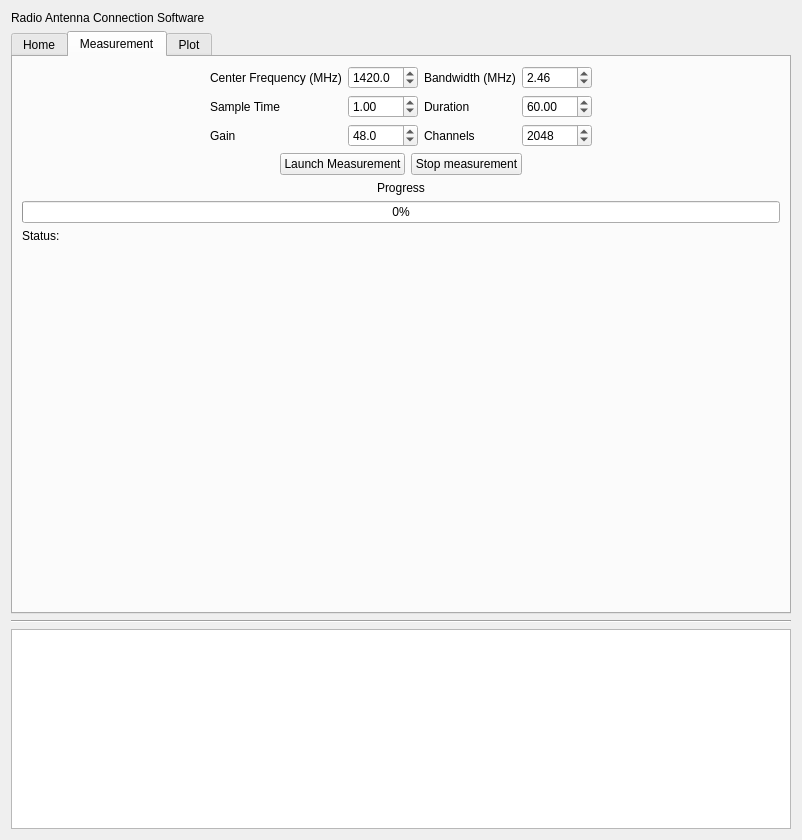
This is GUI/formMainClient.ui in EPF-Ground-Station/VEGA_SRT as Qt 5 draws it before an edit. The edited form follows.
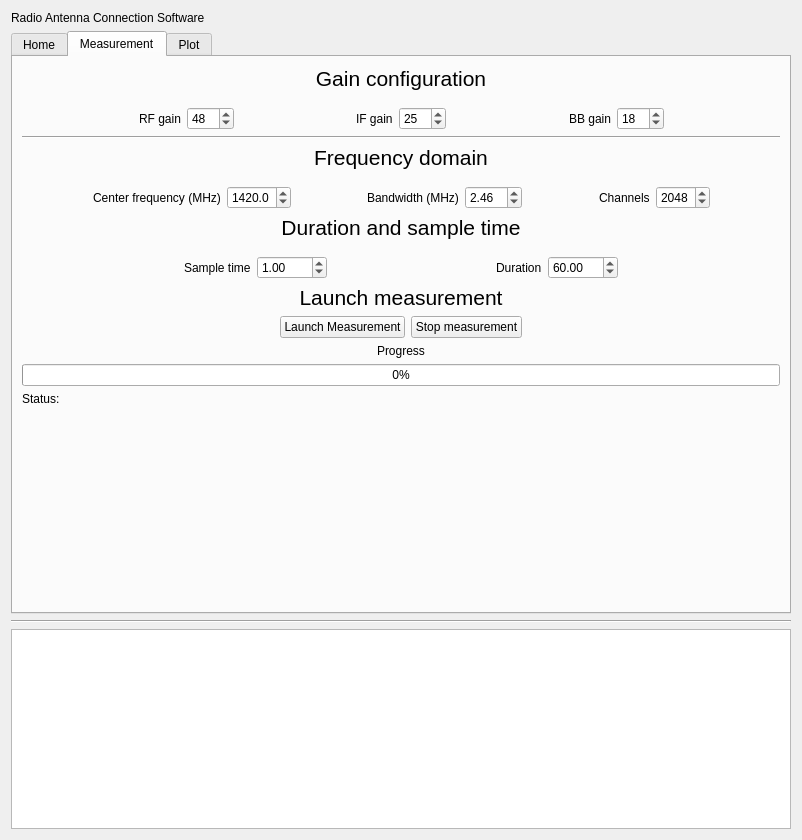
This is the edited form. The open tabs and pages were chosen to show the change.

Commit message: Updated client GUI for measurements.

The edit to the form file:
```diff
--- a/GUI/formMainClient.ui
+++ b/GUI/formMainClient.ui
@@ -949,12 +949,22 @@
       </attribute>
       <layout class="QVBoxLayout" name="verticalLayout_4">
        <item>
-        <layout class="QGridLayout" name="gridLayout_2">
-         <property name="sizeConstraint">
-          <enum>QLayout::SetMinimumSize</enum>
+        <widget class="QLabel" name="label_19">
+         <property name="text">
+          <string>&lt;html&gt;&lt;head/&gt;&lt;body&gt;&lt;p&gt;&lt;span style=&quot; font-size:16pt;&quot;&gt;Gain configuration&lt;/span&gt;&lt;/p&gt;&lt;/body&gt;&lt;/html&gt;</string>
          </property>
-         <item row="0" column="0">
-          <spacer name="horizontalSpacer_6">
+         <property name="alignment">
+          <set>Qt::AlignCenter</set>
+         </property>
+        </widget>
+       </item>
+       <item>
+        <layout class="QHBoxLayout" name="horizontalLayout_13">
+         <property name="topMargin">
+          <number>10</number>
+         </property>
+         <item>
+          <spacer name="horizontalSpacer_16">
            <property name="orientation">
             <enum>Qt::Horizontal</enum>
            </property>
@@ -966,7 +976,170 @@
            </property>
           </spacer>
          </item>
-         <item row="0" column="1">
+         <item>
+          <widget class="QLabel" name="label_9">
+           <property name="maximumSize">
+            <size>
+             <width>10000</width>
+             <height>16777215</height>
+            </size>
+           </property>
+           <property name="text">
+            <string>RF gain</string>
+           </property>
+          </widget>
+         </item>
+         <item>
+          <widget class="QDoubleSpinBox" name="doubleSpinBox_rfgain">
+           <property name="maximumSize">
+            <size>
+             <width>70</width>
+             <height>16777215</height>
+            </size>
+           </property>
+           <property name="decimals">
+            <number>0</number>
+           </property>
+           <property name="value">
+            <double>48.000000000000000</double>
+           </property>
+          </widget>
+         </item>
+         <item>
+          <spacer name="horizontalSpacer_14">
+           <property name="orientation">
+            <enum>Qt::Horizontal</enum>
+           </property>
+           <property name="sizeHint" stdset="0">
+            <size>
+             <width>40</width>
+             <height>20</height>
+            </size>
+           </property>
+          </spacer>
+         </item>
+         <item>
+          <widget class="QLabel" name="label_20">
+           <property name="maximumSize">
+            <size>
+             <width>10000</width>
+             <height>16777215</height>
+            </size>
+           </property>
+           <property name="text">
+            <string>IF gain</string>
+           </property>
+          </widget>
+         </item>
+         <item>
+          <widget class="QDoubleSpinBox" name="doubleSpinBox_ifgain">
+           <property name="maximumSize">
+            <size>
+             <width>70</width>
+             <height>16777215</height>
+            </size>
+           </property>
+           <property name="decimals">
+            <number>0</number>
+           </property>
+           <property name="value">
+            <double>25.000000000000000</double>
+           </property>
+          </widget>
+         </item>
+         <item>
+          <spacer name="horizontalSpacer_15">
+           <property name="orientation">
+            <enum>Qt::Horizontal</enum>
+           </property>
+           <property name="sizeHint" stdset="0">
+            <size>
+             <width>40</width>
+             <height>20</height>
+            </size>
+           </property>
+          </spacer>
+         </item>
+         <item>
+          <widget class="QLabel" name="label_21">
+           <property name="maximumSize">
+            <size>
+             <width>10000</width>
+             <height>16777215</height>
+            </size>
+           </property>
+           <property name="text">
+            <string>BB gain</string>
+           </property>
+          </widget>
+         </item>
+         <item>
+          <widget class="QDoubleSpinBox" name="doubleSpinBox_bbgain">
+           <property name="maximumSize">
+            <size>
+             <width>70</width>
+             <height>16777215</height>
+            </size>
+           </property>
+           <property name="decimals">
+            <number>0</number>
+           </property>
+           <property name="value">
+            <double>18.000000000000000</double>
+           </property>
+          </widget>
+         </item>
+         <item>
+          <spacer name="horizontalSpacer_17">
+           <property name="orientation">
+            <enum>Qt::Horizontal</enum>
+           </property>
+           <property name="sizeHint" stdset="0">
+            <size>
+             <width>40</width>
+             <height>20</height>
+            </size>
+           </property>
+          </spacer>
+         </item>
+        </layout>
+       </item>
+       <item>
+        <widget class="Line" name="line_9">
+         <property name="orientation">
+          <enum>Qt::Horizontal</enum>
+         </property>
+        </widget>
+       </item>
+       <item>
+        <widget class="QLabel" name="label_22">
+         <property name="text">
+          <string>&lt;html&gt;&lt;head/&gt;&lt;body&gt;&lt;p&gt;&lt;span style=&quot; font-size:16pt;&quot;&gt;Frequency domain&lt;/span&gt;&lt;/p&gt;&lt;/body&gt;&lt;/html&gt;</string>
+         </property>
+         <property name="alignment">
+          <set>Qt::AlignCenter</set>
+         </property>
+        </widget>
+       </item>
+       <item>
+        <layout class="QHBoxLayout" name="horizontalLayout_14">
+         <property name="topMargin">
+          <number>10</number>
+         </property>
+         <item>
+          <spacer name="horizontalSpacer_18">
+           <property name="orientation">
+            <enum>Qt::Horizontal</enum>
+           </property>
+           <property name="sizeHint" stdset="0">
+            <size>
+             <width>40</width>
+             <height>20</height>
+            </size>
+           </property>
+          </spacer>
+         </item>
+         <item>
           <widget class="QLabel" name="label_3">
            <property name="minimumSize">
             <size>
@@ -981,11 +1154,49 @@
             </size>
            </property>
            <property name="text">
-            <string>Center Frequency (MHz)</string>
+            <string>Center frequency (MHz)</string>
            </property>
           </widget>
          </item>
-         <item row="0" column="3">
+         <item>
+          <widget class="QDoubleSpinBox" name="doubleSpinBox_centerFreq">
+           <property name="minimumSize">
+            <size>
+             <width>0</width>
+             <height>21</height>
+            </size>
+           </property>
+           <property name="maximumSize">
+            <size>
+             <width>70</width>
+             <height>16777215</height>
+            </size>
+           </property>
+           <property name="decimals">
+            <number>1</number>
+           </property>
+           <property name="maximum">
+            <double>2000.000000000000000</double>
+           </property>
+           <property name="value">
+            <double>1420.000000000000000</double>
+           </property>
+          </widget>
+         </item>
+         <item>
+          <spacer name="horizontalSpacer_19">
+           <property name="orientation">
+            <enum>Qt::Horizontal</enum>
+           </property>
+           <property name="sizeHint" stdset="0">
+            <size>
+             <width>40</width>
+             <height>20</height>
+            </size>
+           </property>
+          </spacer>
+         </item>
+         <item>
           <widget class="QLabel" name="label_5">
            <property name="minimumSize">
             <size>
@@ -1004,52 +1215,7 @@
            </property>
           </widget>
          </item>
-         <item row="1" column="3">
-          <widget class="QLabel" name="label_8">
-           <property name="maximumSize">
-            <size>
-             <width>10000</width>
-             <height>16777215</height>
-            </size>
-           </property>
-           <property name="text">
-            <string>Duration</string>
-           </property>
-          </widget>
-         </item>
-         <item row="1" column="4">
-          <widget class="QDoubleSpinBox" name="doubleSpinBox_duration">
-           <property name="maximumSize">
-            <size>
-             <width>70</width>
-             <height>16777215</height>
-            </size>
-           </property>
-           <property name="maximum">
-            <double>3600.000000000000000</double>
-           </property>
-           <property name="value">
-            <double>60.000000000000000</double>
-           </property>
-          </widget>
-         </item>
-         <item row="1" column="2">
-          <widget class="QDoubleSpinBox" name="doubleSpinBox_tsample">
-           <property name="maximumSize">
-            <size>
-             <width>70</width>
-             <height>16777215</height>
-            </size>
-           </property>
-           <property name="maximum">
-            <double>3600.000000000000000</double>
-           </property>
-           <property name="value">
-            <double>1.000000000000000</double>
-           </property>
-          </widget>
-         </item>
-         <item row="0" column="4">
+         <item>
           <widget class="QDoubleSpinBox" name="doubleSpinBox_Bandwidth">
            <property name="minimumSize">
             <size>
@@ -1071,8 +1237,8 @@
            </property>
           </widget>
          </item>
-         <item row="0" column="5">
-          <spacer name="horizontalSpacer_5">
+         <item>
+          <spacer name="horizontalSpacer_20">
            <property name="orientation">
             <enum>Qt::Horizontal</enum>
            </property>
@@ -1084,20 +1250,7 @@
            </property>
           </spacer>
          </item>
-         <item row="1" column="1">
-          <widget class="QLabel" name="label_7">
-           <property name="maximumSize">
-            <size>
-             <width>10000</width>
-             <height>16777215</height>
-            </size>
-           </property>
-           <property name="text">
-            <string>Sample Time</string>
-           </property>
-          </widget>
-         </item>
-         <item row="2" column="3">
+         <item>
           <widget class="QLabel" name="label_10">
            <property name="maximumSize">
             <size>
@@ -1110,36 +1263,7 @@
            </property>
           </widget>
          </item>
-         <item row="2" column="1">
-          <widget class="QLabel" name="label_9">
-           <property name="maximumSize">
-            <size>
-             <width>10000</width>
-             <height>16777215</height>
-            </size>
-           </property>
-           <property name="text">
-            <string>Gain</string>
-           </property>
-          </widget>
-         </item>
-         <item row="2" column="2">
-          <widget class="QDoubleSpinBox" name="doubleSpinBox_gain">
-           <property name="maximumSize">
-            <size>
-             <width>70</width>
-             <height>16777215</height>
-            </size>
-           </property>
-           <property name="decimals">
-            <number>1</number>
-           </property>
-           <property name="value">
-            <double>48.000000000000000</double>
-           </property>
-          </widget>
-         </item>
-         <item row="2" column="4">
+         <item>
           <widget class="QSpinBox" name="spinBox_channels">
            <property name="maximumSize">
             <size>
@@ -1158,33 +1282,145 @@
            </property>
           </widget>
          </item>
-         <item row="0" column="2">
-          <widget class="QDoubleSpinBox" name="doubleSpinBox_centerFreq">
-           <property name="minimumSize">
+         <item>
+          <spacer name="horizontalSpacer_9">
+           <property name="orientation">
+            <enum>Qt::Horizontal</enum>
+           </property>
+           <property name="sizeHint" stdset="0">
             <size>
-             <width>0</width>
-             <height>21</height>
+             <width>40</width>
+             <height>20</height>
             </size>
            </property>
+          </spacer>
+         </item>
+        </layout>
+       </item>
+       <item>
+        <widget class="QLabel" name="label_23">
+         <property name="text">
+          <string>&lt;html&gt;&lt;head/&gt;&lt;body&gt;&lt;p&gt;&lt;span style=&quot; font-size:16pt;&quot;&gt;Duration and sample time&lt;/span&gt;&lt;/p&gt;&lt;/body&gt;&lt;/html&gt;</string>
+         </property>
+         <property name="alignment">
+          <set>Qt::AlignCenter</set>
+         </property>
+        </widget>
+       </item>
+       <item>
+        <layout class="QHBoxLayout" name="horizontalLayout_15">
+         <property name="topMargin">
+          <number>10</number>
+         </property>
+         <item>
+          <spacer name="horizontalSpacer_21">
+           <property name="orientation">
+            <enum>Qt::Horizontal</enum>
+           </property>
+           <property name="sizeHint" stdset="0">
+            <size>
+             <width>40</width>
+             <height>20</height>
+            </size>
+           </property>
+          </spacer>
+         </item>
+         <item>
+          <widget class="QLabel" name="label_7">
            <property name="maximumSize">
             <size>
+             <width>10000</width>
+             <height>16777215</height>
+            </size>
+           </property>
+           <property name="text">
+            <string>Sample time</string>
+           </property>
+          </widget>
+         </item>
+         <item>
+          <widget class="QDoubleSpinBox" name="doubleSpinBox_tsample">
+           <property name="maximumSize">
+            <size>
              <width>70</width>
              <height>16777215</height>
             </size>
            </property>
-           <property name="decimals">
-            <number>1</number>
+           <property name="maximum">
+            <double>3600.000000000000000</double>
            </property>
+           <property name="value">
+            <double>1.000000000000000</double>
+           </property>
+          </widget>
+         </item>
+         <item>
+          <spacer name="horizontalSpacer_22">
+           <property name="orientation">
+            <enum>Qt::Horizontal</enum>
+           </property>
+           <property name="sizeHint" stdset="0">
+            <size>
+             <width>40</width>
+             <height>20</height>
+            </size>
+           </property>
+          </spacer>
+         </item>
+         <item>
+          <widget class="QLabel" name="label_8">
+           <property name="maximumSize">
+            <size>
+             <width>10000</width>
+             <height>16777215</height>
+            </size>
+           </property>
+           <property name="text">
+            <string>Duration</string>
+           </property>
+          </widget>
+         </item>
+         <item>
+          <widget class="QDoubleSpinBox" name="doubleSpinBox_duration">
+           <property name="maximumSize">
+            <size>
+             <width>70</width>
+             <height>16777215</height>
+            </size>
+           </property>
            <property name="maximum">
-            <double>2000.000000000000000</double>
+            <double>3600.000000000000000</double>
            </property>
            <property name="value">
-            <double>1420.000000000000000</double>
+            <double>60.000000000000000</double>
            </property>
           </widget>
          </item>
+         <item>
+          <spacer name="horizontalSpacer_24">
+           <property name="orientation">
+            <enum>Qt::Horizontal</enum>
+           </property>
+           <property name="sizeHint" stdset="0">
+            <size>
+             <width>40</width>
+             <height>20</height>
+            </size>
+           </property>
+          </spacer>
+         </item>
         </layout>
        </item>
+       <item>
+        <widget class="QLabel" name="label_24">
+         <property name="text">
+          <string>&lt;html&gt;&lt;head/&gt;&lt;body&gt;&lt;p&gt;&lt;span style=&quot; font-size:16pt;&quot;&gt;Launch measurement&lt;/span&gt;&lt;/p&gt;&lt;/body&gt;&lt;/html&gt;</string>
+         </property>
+         <property name="alignment">
+          <set>Qt::AlignCenter</set>
+         </property>
+        </widget>
+       </item>
        <item>
         <layout class="QHBoxLayout" name="horizontalLayout_9">
          <property name="topMargin">
@@ -1218,7 +1454,7 @@
           </widget>
          </item>
          <item>
-          <spacer name="horizontalSpacer_9">
+          <spacer name="horizontalSpacer_5">
            <property name="orientation">
             <enum>Qt::Horizontal</enum>
            </property>
```
Left out of the diff: 10 changed lines with no effect on the pictures. The commit also changes 1 other file.
